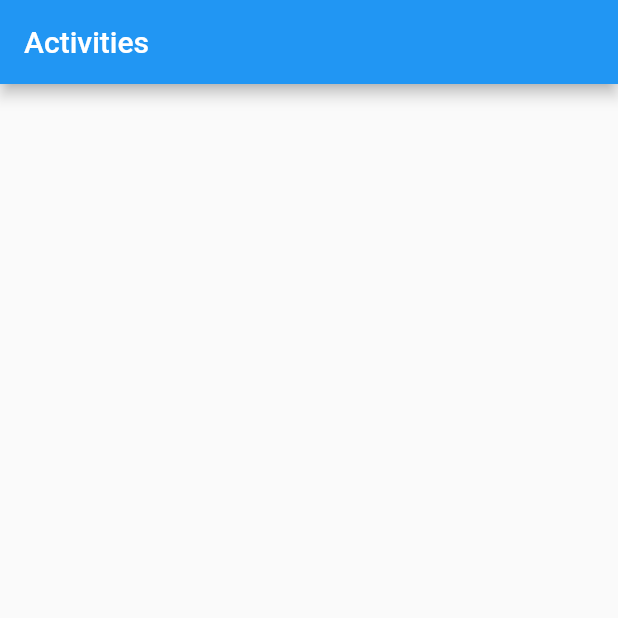
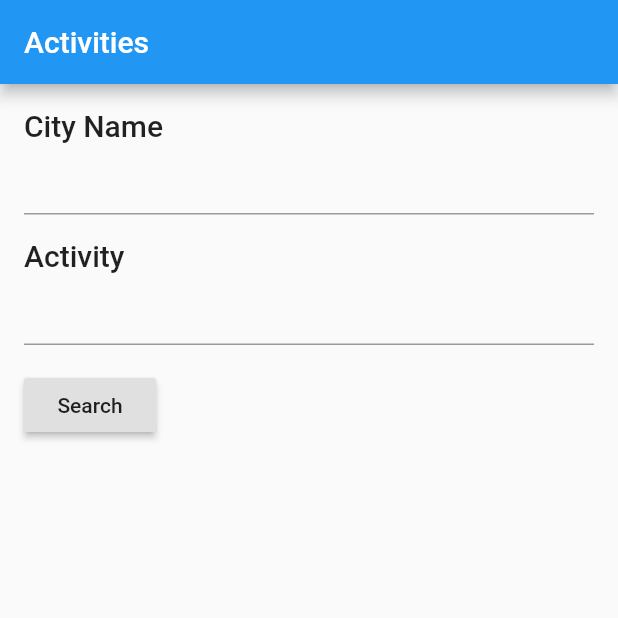
Before and after one commit to Developpix/activities-search-engine, a Flutter app: the screen it shows after launch, on a phone screen of 412 x 824 dp, the top half of it. Run offline on Flutter 3.47's test engine with Material 2 defaults, Android fonts, the phone set to English and light mode, and no system bars; our stand-ins replace flutter_dotenv.

Commit message:
feat: ajout du formulaire de recherche

```diff
--- a/lib/api/api.dart
+++ b/lib/api/api.dart
@@ -3,65 +3,88 @@ import 'package:activities_search_engine/api/venue.dart';
 import 'package:flutter_dotenv/flutter_dotenv.dart';
 import 'package:http/http.dart';
 
+/// Factory Api pour réaliser les recherches.
 class Api {
   static final String venuesUrl =
       'https://api.foursquare.com/v2/venues/explore';
   static final String venueUrl = 'https://api.foursquare.com/v2/venues';
 
+  /// Rechercher des activités.
+  /// [cityName] Le nom de la ville.
+  /// [activity] Un ou des mot(s) clé(s) pour l'activité.
+  /// [limit] Le nombre de résultat par défaut 10.
+  /// [page] Le numéro de la page par défaut 10.
+  /// [limit] Le nombre de résultat par défaut 10.
   static Future<List<Venue>> searchVenues(String cityName, String activity,
       [int limit = 10, int page = 1, int rayon]) async {
+    // On charge les variables d'environnement.
     await DotEnv().load('.env');
 
-    List<Venue> venues = new List();
-    final response = await get(
-        '${venuesUrl}?client_id=${DotEnv().env['CLIENT_ID']}&client_secret=${DotEnv().env['CLIENT_SECRET']}&v=20180323&near=${cityName}&query=${activity}');
+    // On appel le web service de recherche des activités et on stock le résultat.
+    var response;
+    if (rayon != null)
+      response = await get(
+          '${venuesUrl}?client_id=${DotEnv().env['CLIENT_ID']}&client_secret=${DotEnv().env['CLIENT_SECRET']}&v=20180323&near=${cityName}&query=${activity}&limit=${limit}&rayon=${rayon}');
+    else
+      response = await get(
+          '${venuesUrl}?client_id=${DotEnv().env['CLIENT_ID']}&client_secret=${DotEnv().env['CLIENT_SECRET']}&v=20180323&near=${cityName}&query=${activity}&limit=${limit}');
 
+    // On traduit le JSON de réponse en Map.
     Map<String, dynamic> jsonResponse = json.decode(response.body)['response'];
 
+    // On stock la liste des groupes dans une liste.
     List<dynamic> groups = jsonResponse['groups'];
 
-    print('Load all Venues from ${venuesUrl}?client_id=${DotEnv().env['CLIENT_ID']}&client_secret=${DotEnv().env['CLIENT_SECRET']}&v=20180323&near=${cityName}&query=${activity}');
+    // On affiche un message de log.
+    print(
+        'Load all Venues from ${venuesUrl}?client_id=${DotEnv().env['CLIENT_ID']}&client_secret=${DotEnv().env['CLIENT_SECRET']}&v=20180323&near=${cityName}&query=${activity}');
 
+    // On créer une liste d'activités par défaut vide.
+    List<Venue> venues = new List();
+    // Si on a des groupes on les parcours.
     if (groups != null) {
       for (int i = 0; i < groups.length; i++) {
+        // Pour chaque groupe on récupère les items et si il y en a on parcours la liste.
         List<dynamic> items = groups[i]['items'];
-
         if (items != null) {
           for (int j = 0; j < items.length; j++) {
+            // Pour chaque item ou recupère l'activité avec ses informations.
             Venue venue = await getVenue(items[j]['venue']['id']);
+            // Si l'on a bien une activité on l'ajoute à la liste.
             if (venue != null) venues.add(venue);
           }
-        } else {
-          print('JSON invalid ${groups.toString()}');
         }
       }
-    } else {
-      print('JSON invalid ${groups.toString()}');
     }
 
+    // On  retourne les activités.
     return venues;
   }
 
+  /// Recupérer les informations sur une activité.
+  /// [id] L'ID de l'activité.
   static Future<Venue> getVenue(String id) async {
+    // On charge les variables d'environnement.
     await DotEnv().load('.env');
 
+    // On appel le web service pour les informations sur l'activité et on stock la réponse.
     final response = await get(
         '${venueUrl}/${id}?client_id=${DotEnv().env['CLIENT_ID']}&client_secret=${DotEnv().env['CLIENT_SECRET']}&v=20180323');
 
-    print('Load Venue from ${venueUrl}/${id}?client_id=${DotEnv().env['CLIENT_ID']}&client_secret=${DotEnv().env['CLIENT_SECRET']}&v=20180323');
+    // On affiche un message de log.
+    print(
+        'Load Venue from ${venueUrl}/${id}?client_id=${DotEnv().env['CLIENT_ID']}&client_secret=${DotEnv().env['CLIENT_SECRET']}&v=20180323');
 
-    if (json.decode(response.body)['meta'] != null && json.decode(response.body)['meta']['code'].toString() != '200') {
+    // Si le web service ne nous a pas renvoyé une réponse valide,
+    // on affiche un message de log et on retourne null.
+    if (json.decode(response.body)['meta'] != null &&
+        json.decode(response.body)['meta']['code'].toString() != '200') {
       print('Failed load Venue ${json.decode(response.body)}');
       return null;
     }
 
+    // On retourne l'activité créer à partir des ses informations
+    // au format JSON.
     return Venue.fromJson(json.decode(response.body)['response']['venue']);
   }
 }
-
-// TODO
-class QuotaExceededException extends Exception {
-  QuotaExceededException(String message) {
-    Ece(message);
-  }
-}
--- a/lib/main.dart
+++ b/lib/main.dart
@@ -1,10 +1,12 @@
 import 'package:activities_search_engine/widgets/venues.dart';
 import 'package:flutter/material.dart';
 
+/// Fonction principal.
 void main() {
     runApp(MyApp());
 }
 
+/// Activité principal.
 class MyApp extends StatelessWidget {
     // This widget is the root of your application.
     @override
--- a/lib/widgets/venue-view.dart
+++ b/lib/widgets/venue-view.dart
@@ -2,9 +2,12 @@ import 'package:activities_search_engine/api/venue.dart';
 import 'package:flutter/cupertino.dart';
 import 'package:flutter/material.dart';
 
+/// Widget affichant les détails d'une activité.
 class VenueView extends StatelessWidget {
+  /// L'activité associée.
   final Venue venue;
 
+  /// Constructeur du Widget.
   VenueView(this.venue);
 
   @override
@@ -22,7 +25,7 @@ class VenueView extends StatelessWidget {
               background: Stack(
                 fit: StackFit.expand,
                 children: <Widget>[
-                  Image.network(venue.iconUrl != null ? venue.iconUrl : ''),
+                  venue.iconUrl != null ? Image.network(venue.iconUrl) :  new Icon(Icons.block, size: 128.0),
                   Positioned(
                     bottom: 20,
                     left: 0,
--- /dev/null
+++ b/lib/widgets/venues-form.dart
@@ -0,0 +1,80 @@
+// Create a Form widget.
+import 'package:flutter/material.dart';
+
+/// Formulaire pour la recherche des activités.
+class VenuesForm extends StatefulWidget {
+  /// Fonction à appeler pour mettre à jour l'état de l'application.
+  final Function(String, String) updateState;
+
+  @override
+  VenuesFormState createState() {
+    return VenuesFormState(updateState);
+  }
+
+  /// Constructeur du formulaire.
+  VenuesForm(this.updateState);
+}
+
+/// État du formulaire de recherche des activités.
+class VenuesFormState extends State<VenuesForm> {
+  /// TextEditingController pour le nom de la ville.
+  TextEditingController cityController = new TextEditingController();
+  /// TextEditingController pour le nom de l'activité.
+  TextEditingController activityController = new TextEditingController();
+
+  /// Fonction à appeler pour mettre à jour l'état de l'application.
+  final Function(String, String) updateState;
+
+  /// Clé globale qui identifie l'état du formulaire.
+  final _formKey = GlobalKey<FormState>();
+
+  /// Constructeur pour le formulaire
+  /// [updateState] La fonction à appeler pour mettre à jour l'état de l'application.
+  VenuesFormState(this.updateState);
+
+  @override
+  Widget build(BuildContext context) {
+    return new Form(
+        key: _formKey,
+        child: new Padding(
+            padding: const EdgeInsets.only(top: 16.0, left: 16.0, right: 16.0),
+            child: new Column(
+              crossAxisAlignment: CrossAxisAlignment.start,
+              children: <Widget>[
+                new Text(
+                  "City Name",
+                  style: Theme.of(context).textTheme.title,
+                ),
+                new TextFormField(
+                  controller: cityController,
+                  validator: (cityName) {
+                    if (cityName.isEmpty) return "Enter a city name";
+                    return null;
+                  },
+                ),
+                new Padding(
+                    padding: const EdgeInsets.only(top: 16.0),
+                    child: new Text(
+                      "Activity",
+                      style: Theme.of(context).textTheme.title,
+                    )),
+                new TextFormField(
+                  controller: activityController,
+                  validator: (activityName) {
+                    if (activityName.isEmpty) return "Enter a activity name";
+                    return null;
+                  },
+                ),
+                new Padding(
+                    padding: const EdgeInsets.only(top: 16.0, bottom: 16.0),
+                    child: new RaisedButton(
+                        child: new Text("Search"),
+                        onPressed: () {
+                          if (_formKey.currentState.validate()) {
+                            updateState(cityController.text, activityController.text);
+                          }
+                        }))
+              ],
+            )));
+  }
+}
--- a/lib/widgets/venues.dart
+++ b/lib/widgets/venues.dart
@@ -1,55 +1,73 @@
 import 'package:activities_search_engine/api/api.dart';
 import 'package:activities_search_engine/api/venue.dart';
 import 'package:activities_search_engine/widgets/venue-view.dart';
+import 'package:activities_search_engine/widgets/venues-form.dart';
 import 'package:flutter/cupertino.dart';
 import 'package:flutter/material.dart';
 
+/// Widget d'affichage et de recherche des activités.
 class Venues extends StatefulWidget {
   @override
   State<StatefulWidget> createState() => new _Venues();
 }
 
+/// État du widget des activités.
 class _Venues extends State<Venues> {
+  /// Nom du de la page.
   final String widgetName = "Activities";
+  final GlobalKey _venuesFormKey = new GlobalKey<FormState>();
+
+  /// Liste des activités.
   List<Venue> venues = [];
 
   @override
-  void initState() {
-    Api.searchVenues("Nantes", "Kebab").then((List<Venue> _venues) {
-      setState(() {
-        venues = _venues;
-      });
-    });
-  }
+  Widget build(BuildContext context) {
+    print('Build Venues');
+    print(venues);
 
-  @override
-  Widget build(BuildContext context) {
     return Scaffold(
         appBar: new AppBar(
           title: new Text(widgetName),
         ),
-        body: new Center(
-            child: ListView(
-                children: venues.map((venue) {
+        body: new Center(child: new ListView(children: () {
+          var children = <Widget>[new VenuesForm(updateState)];
+
+          // Si il y a des activités, on ajoute leurs cartes correspondantes dans la liste.
+          if (venues.isNotEmpty) {
+            children.addAll(venues.map((venue) {
+              // Si l'activité n'est pas null on ajoute une carte avec ses informations.
               if (venue != null)
                 return new Card(
                     child: new ListTile(
-                  leading: Image.network(venue.iconUrl != null ? venue.iconUrl : ''),
+                        leading: venue.iconUrl != null ? Image.network(venue.iconUrl) : new Icon(Icons.block, size: 42.0),
                         title: new Text(venue.name),
                         subtitle: new Text(venue.formattedAdress.join("\n")),
-                  onTap:  () {
+                        onTap: () {
                           Navigator.push(
                             context,
-                      MaterialPageRoute(builder: (context) => VenueView(venue)),
+                            MaterialPageRoute(
+                                builder: (context) => VenueView(venue)),
                           );
-                  }
-            ));
+                        }));
 
               return new Card(
                 child: new ListTile(
                   title: new Text('Failed to load data'),
                 ),
               );
-        }).toList())));
+            }));
+          }
+
+          return children;
+        }())));
+  }
+
+  updateState(String cityName, String activity) {
+    print('Search ${activity} in ${cityName}');
+    Api.searchVenues(cityName, activity).then((List<Venue> _venues) {
+      setState(() {
+        this.venues = _venues;
+      });
+    });
   }
 }
```
Also changed, not shown: lib/api/venue.dart (+18 -2 lines). Lines whose indentation alone changed are shown as unchanged.
